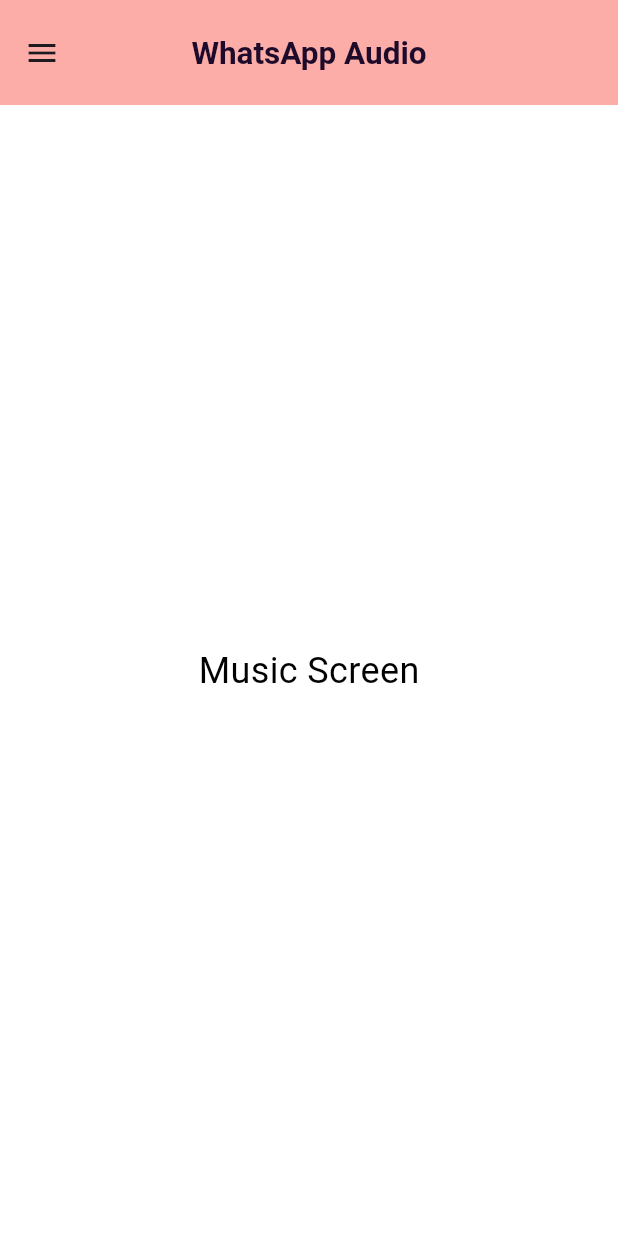
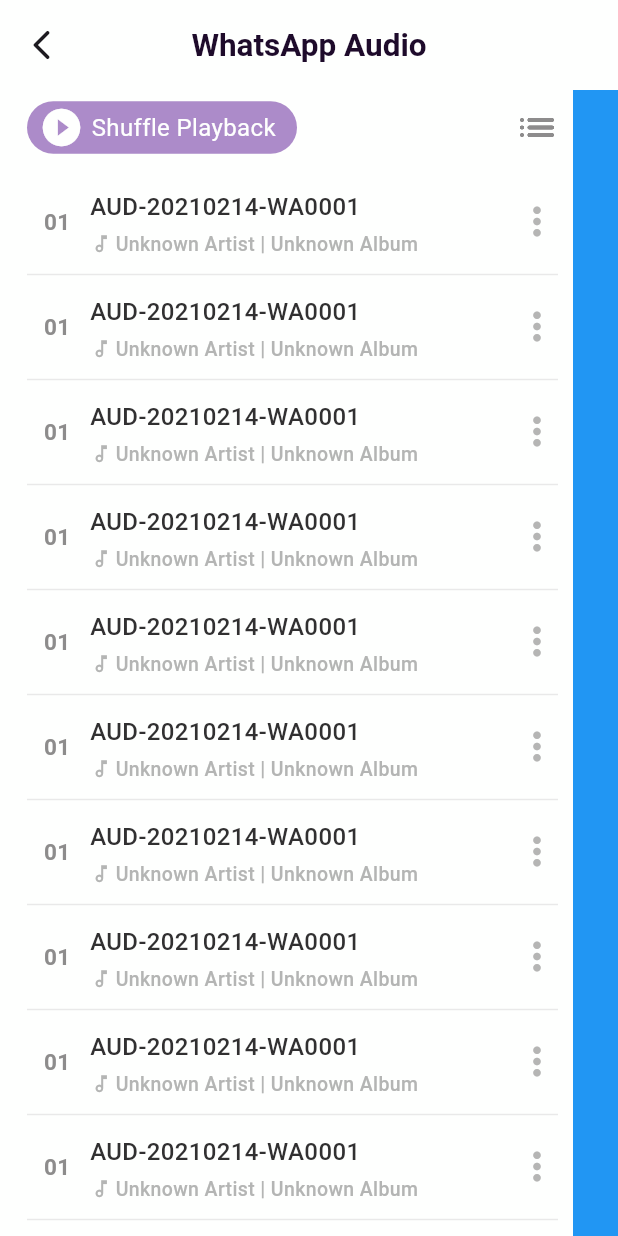
Before and after one commit to sibeux/flutter_mobile, a Flutter app: the screen it shows after launch, on a phone screen of 412 x 824 dp. Run offline on Flutter 3.47's test engine with Material 3 defaults, Android fonts, the light colour scheme and no system bars; our stand-ins replace audioplayers, flutter_riverpod, google_fonts, google_maps_flutter, hexcolor, image_picker and 5 more; accounts and stored records are empty.

Commit message:
Add Music and MusicScreen classes

```diff
--- a/lib/unicorn-app/music-player-app/main_music_app.dart
+++ b/lib/unicorn-app/music-player-app/main_music_app.dart
@@ -1,18 +1,11 @@
 import 'package:flutter/material.dart';
-import 'package:flutter/services.dart';
-import 'package:flutter_mobile/unicorn-app/music-player-app/screens/music.dart';
+import 'package:flutter_mobile/unicorn-app/music-player-app/screens/music_screen.dart';
 
 class MainMusicPlayerApp extends StatelessWidget {
   const MainMusicPlayerApp({super.key});
 
   @override
   Widget build(BuildContext context) {
-    SystemChrome.setSystemUIOverlayStyle(
-      const SystemUiOverlayStyle(
-        statusBarIconBrightness: Brightness.dark,
-        statusBarColor: Colors.transparent,
-      ),
-    );
     return const MaterialApp(
       home: MusicScreen(),
     );
--- /dev/null
+++ b/lib/unicorn-app/music-player-app/models/music.dart
@@ -0,0 +1,13 @@
+class Music {
+  Music({required this.id, required this.title, required this.artist, required this.album, required this.cover, required this.url, required this.duration, required this.isFavorite});
+
+  final String id;
+  final String title;
+  final String artist;
+  final String album;
+  final String cover;
+  final String url;
+  final String duration;
+  final String isFavorite;
+
+}
--- a/lib/unicorn-app/music-player-app/screens/music.dart
+++ /dev/null
@@ -1,50 +0,0 @@
-import 'package:flutter/material.dart';
-import 'package:hexcolor/hexcolor.dart';
-
-class MusicScreen extends StatefulWidget {
-  const MusicScreen({super.key});
-
-  @override
-  State<MusicScreen> createState() => _MusicScreenState();
-}
-
-class _MusicScreenState extends State<MusicScreen> {
-  @override
-  Widget build(BuildContext context) {
-    return Scaffold(
-      appBar: AppBar(
-        leading: IconButton(
-          icon: const Icon(Icons.menu),
-          tooltip: 'Menu',
-          onPressed: () {
-            // handle the press
-          },
-        ),
-        centerTitle: true,
-        toolbarHeight: 70,
-        title: Text(
-          'WhatsApp Audio',
-          style: TextStyle(
-            fontWeight: FontWeight.bold,
-            color: HexColor('#1e0b2b'),
-            fontSize: 21,
-          ),
-        ),
-        // backgroundColor: HexColor('#fefffe'),
-        backgroundColor: const Color.fromARGB(255, 253, 173, 167),
-      ),
-      body: Container(
-        color: HexColor('#fefffe'),
-        child: const Center(
-          child: Text(
-            'Music Screen',
-            style: TextStyle(
-              color: Color.fromARGB(255, 0, 0, 0),
-              fontSize: 24,
-            ),
-          ),
-        ),
-      ),
-    );
-  }
-}
--- /dev/null
+++ b/lib/unicorn-app/music-player-app/screens/music_screen.dart
@@ -0,0 +1,116 @@
+import 'package:flutter/material.dart';
+import 'package:flutter_mobile/unicorn-app/music-player-app/widgets/music_list.dart';
+import 'package:hexcolor/hexcolor.dart';
+
+class MusicScreen extends StatefulWidget {
+  const MusicScreen({super.key});
+
+  @override
+  State<MusicScreen> createState() => _MusicScreenState();
+}
+
+class _MusicScreenState extends State<MusicScreen> {
+  @override
+  Widget build(BuildContext context) {
+    return Scaffold(
+      appBar: AppBar(
+        backgroundColor: HexColor('#fefffe'),
+        scrolledUnderElevation: 0.0,
+        leading: IconButton(
+          icon: const Icon(Icons.arrow_back_ios_rounded),
+          tooltip: 'Menu',
+          onPressed: () {
+            // handle the press
+          },
+        ),
+        centerTitle: true,
+        toolbarHeight: 60,
+        title: Text(
+          'WhatsApp Audio',
+          style: TextStyle(
+            fontWeight: FontWeight.bold,
+            color: HexColor('#1e0b2b'),
+            fontSize: 21,
+          ),
+        ),
+      ),
+      body: Row(
+        children: [
+          Expanded(
+            child: Column(
+              children: [
+                Container(
+                  color: HexColor('#fefffe'),
+                  width: double.infinity,
+                  height: 50,
+                  child: Row(
+                    children: [
+                      Container(
+                        padding: const EdgeInsets.symmetric(horizontal: 8),
+                        margin: const EdgeInsets.only(left: 18),
+                        width: 180,
+                        height: 35,
+                        decoration: BoxDecoration(
+                          color: HexColor('#ac8bc9'),
+                          borderRadius: BorderRadius.circular(50),
+                        ),
+                        child: Row(
+                          children: [
+                            Icon(
+                              Icons.play_circle_fill,
+                              color: HexColor('#fefffe'),
+                              size: 30,
+                            ),
+                            const SizedBox(
+                              width: 5,
+                            ),
+                            Text(
+                              'Shuffle Playback',
+                              style: TextStyle(
+                                color: HexColor('#fefffe'),
+                                fontSize: 16,
+                              ),
+                            ),
+                          ],
+                        ),
+                      ),
+                      const Expanded(
+                        child: SizedBox(),
+                      ),
+                      IconButton(
+                        highlightColor: Colors.black.withOpacity(0.02),
+                        icon: Icon(
+                          Icons.list_rounded,
+                          size: 30,
+                          color: HexColor('#8d8c8c'),
+                        ),
+                        onPressed: () {},
+                      ),
+                    ],
+                  ),
+                ),
+                Expanded(
+                  child: Container(
+                    color: HexColor('#fefffe'),
+                    padding: const EdgeInsets.only(top: 8),
+                    width: double.infinity,
+                    child: ListView(
+                      children: [
+                        for (int i = 0; i < 10; i++) const MusicList(),
+                      ],
+                    ),
+                  ),
+                )
+              ],
+            ),
+          ),
+          Container(
+            color: Colors.blue,
+            width: 30,
+            height: double.infinity,
+          )
+        ],
+      ),
+    );
+  }
+}
--- /dev/null
+++ b/lib/unicorn-app/music-player-app/widgets/music_list.dart
@@ -0,0 +1,116 @@
+import 'package:flutter/material.dart';
+import 'package:hexcolor/hexcolor.dart';
+
+class MusicList extends StatelessWidget {
+  const MusicList({
+    super.key,
+  });
+
+  @override
+  Widget build(BuildContext context) {
+    return SizedBox(
+      height: 70,
+      width: double.infinity,
+      child: Column(
+        mainAxisAlignment: MainAxisAlignment.center,
+        children: [
+          Row(
+            children: [
+              Container(
+                width: 40,
+                height: 40,
+                alignment: Alignment.center,
+                margin: const EdgeInsets.only(left: 18),
+                child: Text(
+                  '01',
+                  style: TextStyle(
+                      fontSize: 15,
+                      color: HexColor('#8d8c8c'),
+                      fontWeight: FontWeight.bold),
+                ),
+              ),
+              const SizedBox(
+                width: 2,
+              ),
+              Column(
+                mainAxisAlignment: MainAxisAlignment.center,
+                children: [
+                  Container(
+                    width: 230,
+                    height: 30,
+                    alignment: Alignment.centerLeft,
+                    child: Text(
+                      'AUD-20210214-WA0001',
+                      style: TextStyle(
+                          fontSize: 16,
+                          color: HexColor('#313031'),
+                          overflow: TextOverflow.ellipsis,
+                          fontWeight: FontWeight.w500),
+                    ),
+                  ),
+                  SizedBox(
+                    width: 230,
+                    height: 20,
+                    child: Row(
+                      children: [
+                        Container(
+                          alignment: Alignment.centerLeft,
+                          width: 10,
+                          height: 30,
+                          child: Icon(
+                            Icons.audiotrack_outlined,
+                            color: HexColor('#b4b5b4'),
+                            size: 15,
+                          ),
+                        ),
+                        const SizedBox(
+                          width: 7,
+                        ),
+                        Expanded(
+                          child: Container(
+                            width: 30,
+                            height: 30,
+                            alignment: Alignment.centerLeft,
+                            child: Text(
+                                style: TextStyle(
+                                  fontSize: 13,
+                                  color: HexColor('#b4b5b4'),
+                                  overflow: TextOverflow.ellipsis,
+                                  fontWeight: FontWeight.values[4],
+                                ),
+                                'Unknown Artist | Unknown Album'),
+                          ),
+                        ),
+                      ],
+                    ),
+                  )
+                ],
+              ),
+              const Expanded(
+                child: SizedBox(),
+              ),
+              IconButton(
+                highlightColor: Colors.black.withOpacity(0.02),
+                icon: Icon(
+                  Icons.more_vert_sharp,
+                  size: 30,
+                  color: HexColor('#b5b5b4'),
+                ),
+                onPressed: () {},
+              ),
+            ],
+          ),
+          const SizedBox(
+            height: 10,
+          ),
+          Container(
+            margin: const EdgeInsets.only(left: 18, right: 10),
+            width: double.infinity,
+            height: 1,
+            color: HexColor('#e0e0e0').withOpacity(0.7),
+          ),
+        ],
+      ),
+    );
+  }
+}
```
